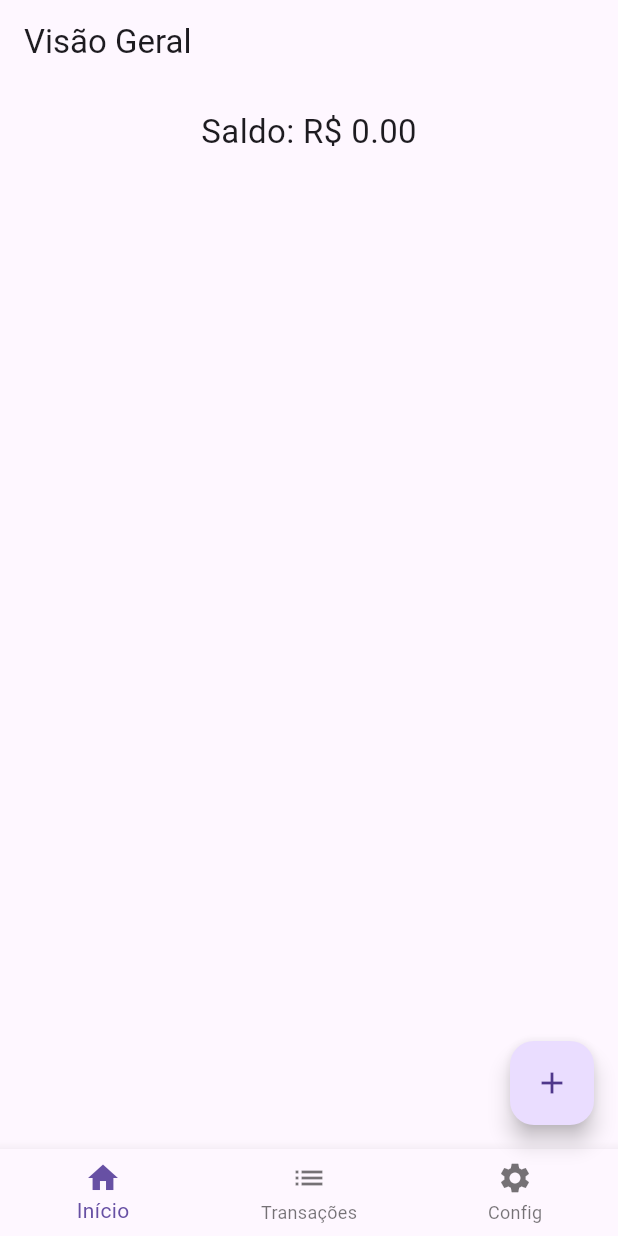
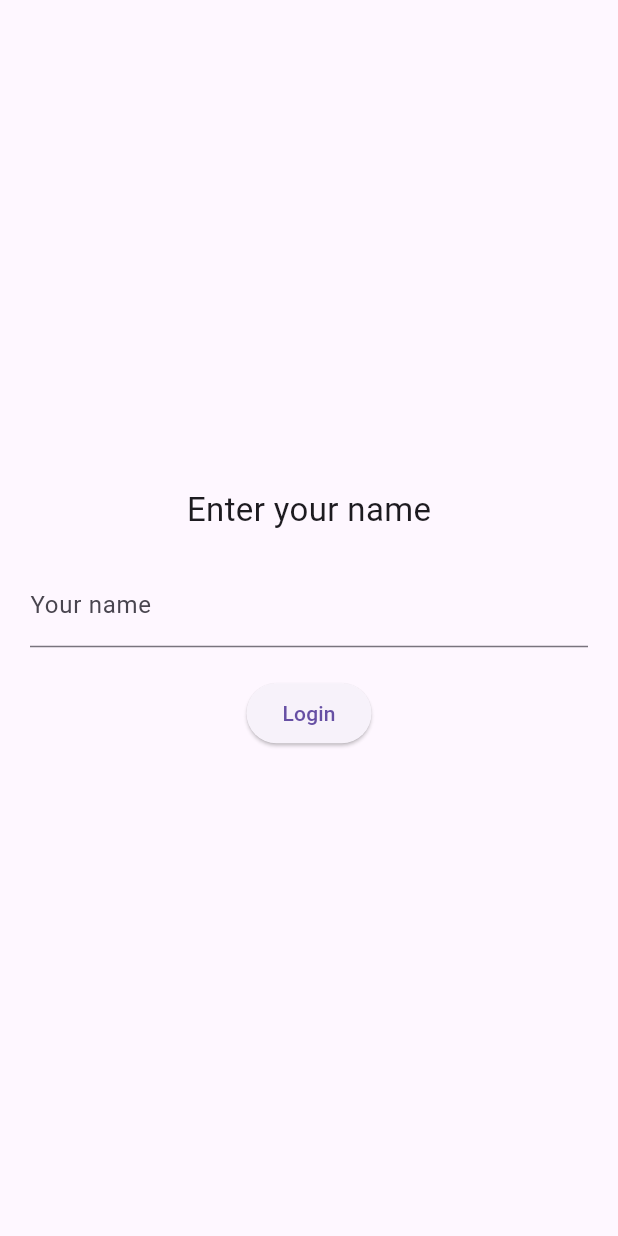
Before and after one commit to mariluiza-collab/couple-financialManager, a Flutter app: the screen it shows after launch, on a phone screen of 412 x 824 dp. Run offline on Flutter 3.47's test engine with Material 3 defaults, Android fonts, the phone set to English and light mode, and no system bars; drawn by our look-alikes of fl_chart; missing offline and left inert: stomp_dart_client.

Commit message:
Some updates, login screen (mock).

```diff
--- a/flutter_offline_ready/lib/main.dart
+++ b/flutter_offline_ready/lib/main.dart
@@ -7,6 +7,7 @@ import 'providers/transaction_provider.dart';
 import 'screens/home_screen.dart';
 import 'screens/transactions_screen.dart';
 import 'screens/settings_screen.dart';
+import 'screens/login_screen.dart';
 import 'widgets/add_transaction_sheet.dart';
 
 void main() {
@@ -19,10 +20,16 @@ class MyApp extends StatelessWidget {
   @override
   Widget build(BuildContext context) {
     return MultiProvider(
-      providers: [ChangeNotifierProvider(create: (_) => TransactionProvider())],
-      child: const MaterialApp(
+      providers: [
+        ChangeNotifierProvider(create: (_) => TransactionProvider()),
+      ],
+      child: MaterialApp(
         debugShowCheckedModeBanner: false,
-        home: MainPage(),
+        initialRoute: '/',
+        routes: {
+          '/': (context) => const LoginScreen(),
+          '/main': (context) => const MainPage(), // ✅ Rota correta
+        },
       ),
     );
   }
@@ -38,12 +45,13 @@ class MainPage extends StatefulWidget {
 class _MainPageState extends State<MainPage> {
   int _selectedIndex = 0;
   late StompClient stompClient;
+  late String username;
 
-  final List<Widget> _pages = const [
-    HomeScreen(),
-    TransactionsScreen(),
-    SettingsScreen(),
-  ];
+  @override
+  void didChangeDependencies() {
+    super.didChangeDependencies();
+    username = ModalRoute.of(context)!.settings.arguments as String;
+  }
 
   @override
   void initState() {
@@ -52,7 +60,7 @@ class _MainPageState extends State<MainPage> {
       config: StompConfig.sockJS(
         url: 'http://10.0.2.2:8080/ws',
         onConnect: _onConnect,
-        onWebSocketError: (err) => print('Erro WebSocket: $err'),
+        onWebSocketError: (err) => debugPrint('Erro WebSocket: $err'),
       ),
     );
     stompClient.activate();
@@ -81,8 +89,14 @@ class _MainPageState extends State<MainPage> {
 
   @override
   Widget build(BuildContext context) {
+    final pages = [
+      HomeScreen(username: username), // ✅ Agora usa username real
+      const TransactionsScreen(),
+      const SettingsScreen(),
+    ];
+
     return Scaffold(
-      body: _pages[_selectedIndex],
+      body: pages[_selectedIndex],
       bottomNavigationBar: BottomNavigationBar(
         currentIndex: _selectedIndex,
         onTap: (index) => setState(() => _selectedIndex = index),
--- a/flutter_offline_ready/lib/models/transaction.dart
+++ b/flutter_offline_ready/lib/models/transaction.dart
@@ -4,6 +4,7 @@ class TransactionModel {
   final double amount;
   final String category;
   final DateTime date;
+  final String user;
 
   TransactionModel({
     required this.id,
@@ -11,6 +12,7 @@ class TransactionModel {
     required this.amount,
     required this.category,
     required this.date,
+    required this.user,
   });
 
   Map<String, dynamic> toJson() {
@@ -20,6 +22,7 @@ class TransactionModel {
       'amount': amount,
       'category': category,
       'date': date.toIso8601String(),
+      'user': user,
     };
   }
 
@@ -27,9 +30,10 @@ class TransactionModel {
     return TransactionModel(
       id: json['id'],
       title: json['title'],
-      amount: json['amount'],
+      amount: (json['amount'] as num).toDouble(),
       category: json['category'],
       date: DateTime.parse(json['date']),
+      user: json['user'],
     );
   }
 }
--- /dev/null
+++ b/flutter_offline_ready/lib/screens/login_screen.dart
@@ -0,0 +1,37 @@
+import 'package:flutter/material.dart';
+
+class LoginScreen extends StatefulWidget {
+  const LoginScreen({super.key});
+
+  @override
+  State<LoginScreen> createState() => _LoginScreenState();
+}
+
+class _LoginScreenState extends State<LoginScreen> {
+  final TextEditingController _controller = TextEditingController();
+
+  void _login() {
+    if (_controller.text.isNotEmpty) {
+      Navigator.pushReplacementNamed(context, '/main', arguments: _controller.text);
+    }
+  }
+
+  @override
+  Widget build(BuildContext context) {
+    return Scaffold(
+      body: Padding(
+        padding: const EdgeInsets.all(20),
+        child: Column(
+          mainAxisAlignment: MainAxisAlignment.center,
+          children: [
+            const Text("Enter your name", style: TextStyle(fontSize: 22)),
+            const SizedBox(height: 20),
+            TextField(controller: _controller, decoration: const InputDecoration(labelText: "Your name")),
+            const SizedBox(height: 20),
+            ElevatedButton(onPressed: _login, child: const Text("Login")),
+          ],
+        ),
+      ),
+    );
+  }
+}
--- a/flutter_offline_ready/lib/widgets/add_transaction_sheet.dart
+++ b/flutter_offline_ready/lib/widgets/add_transaction_sheet.dart
@@ -53,6 +53,7 @@ class _AddTransactionSheetState extends State<AddTransactionSheet> {
                 amount: double.tryParse(_amountController.text) ?? 0.0,
                 category: _selectedCategory,
                 date: DateTime.now(),
+                user: 'teste_user',
               );
               widget.onAdd(transaction);
               Navigator.pop(context);
--- a/flutter_offline_ready/pubspec.yaml
+++ b/flutter_offline_ready/pubspec.yaml
@@ -37,6 +37,7 @@ dependencies:
   provider: ^6.1.0
   fl_chart: ^0.69.0
   uuid: ^4.4.2
+  intl: ^0.18.1
 
 dev_dependencies:
   flutter_test:
```
Also changed, not shown: flutter_offline_ready/lib/providers/transaction_provider.dart (+20 -0 lines), flutter_offline_ready/lib/screens/home_screen.dart (+49 -29 lines), flutter_offline_ready/lib/screens/transactions_screen.dart (+89 -8 lines), flutter_offline_ready/pubspec.lock, 1 other file.
